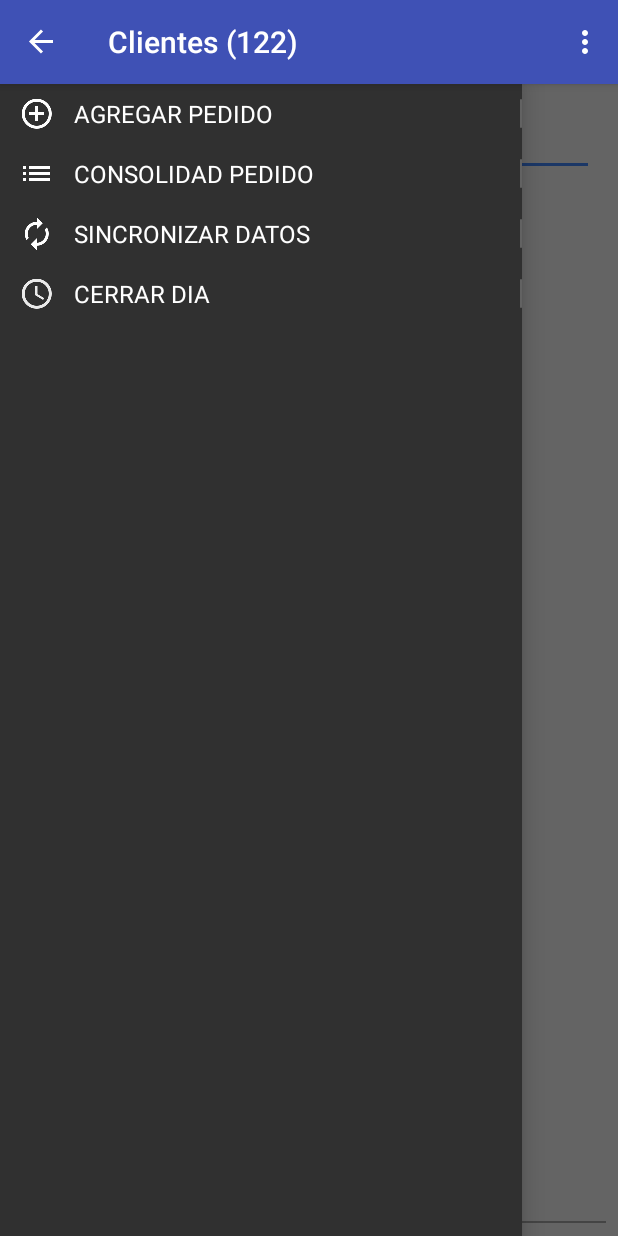
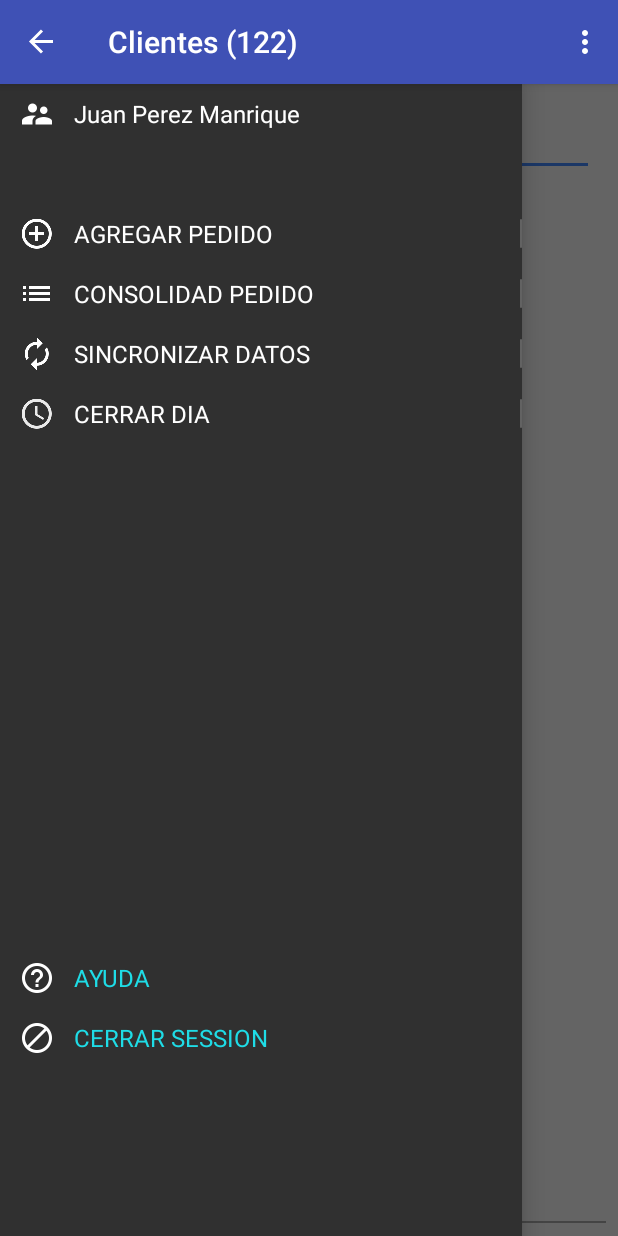
Before and after one commit to CibertecAndroidGrupo2/Grupo2, an Android app: the BusquedaCliente screen opened directly, with no data from a screen before it, with the side drawer open, on a phone screen of 412 x 824 dp. Run offline under Robolectric (Android 15) with nearby library versions, the phone set to English and light mode, and no system bars.

Commit message:
Implementación de Cerrar Sessión desde el Navigation Drawer.

```diff
--- a/app/src/main/java/ventas/jandysac/com/ventas/BusquedaCliente.java
+++ b/app/src/main/java/ventas/jandysac/com/ventas/BusquedaCliente.java
@@ -1,6 +1,7 @@
 package ventas.jandysac.com.ventas;
 
 import android.content.Intent;
+import android.content.SharedPreferences;
 import android.content.res.Configuration;
 import android.os.Bundle;
 
@@ -30,7 +31,7 @@ public class BusquedaCliente extends AppCompatActivity implements RVClienteAdapt
     /* DrawerLayout Section */
     private DrawerLayout dlmenu;
     private ActionBarDrawerToggle actionBarDrawerToggle;
-    private TextView tvOpcion1, tvOpcion2, tvOpcion3, tvOpcion4;
+    private TextView tvOpcion1, tvOpcion2, tvOpcion3, tvOpcion4, tvOpcionAyuda,tvOpcionCerrarSes;
     /* End DrawerLayout Section */
 
     private EditText txtBusqueda;
@@ -38,6 +39,8 @@ public class BusquedaCliente extends AppCompatActivity implements RVClienteAdapt
     private RVClienteAdapter rvClienteAdapter;
     private DataBaseHelper dataBaseHelper;
     private final static int REQUEST_CODE = 1;
+
+    private SharedPreferences sp;
 
     @Override
     protected void onCreate(Bundle savedInstanceState) {
@@ -50,10 +53,15 @@ public class BusquedaCliente extends AppCompatActivity implements RVClienteAdapt
         tvOpcion3 = (TextView) findViewById(R.id.tvOpcion3);
         tvOpcion4 = (TextView) findViewById(R.id.tvOpcion4);
 
+        tvOpcionAyuda = (TextView) findViewById(R.id.tvOpcionAyuda);
+        tvOpcionCerrarSes = (TextView) findViewById(R.id.tvOpcionCerrarSes);
+
         tvOpcion1.setOnClickListener(tvOnClickListener);
         tvOpcion2.setOnClickListener(tvOnClickListener);
         tvOpcion3.setOnClickListener(tvOnClickListener);
         tvOpcion4.setOnClickListener(tvOnClickListener);
+        tvOpcionAyuda.setOnClickListener(tvOnClickListener);
+        tvOpcionCerrarSes.setOnClickListener(tvOnClickListener);
 
         dlmenu = (DrawerLayout) findViewById(R.id.dlMenu);
         actionBarDrawerToggle = new ActionBarDrawerToggle(BusquedaCliente.this, dlmenu, R.string.app_name, R.string.app_name) {
@@ -73,6 +81,8 @@ public class BusquedaCliente extends AppCompatActivity implements RVClienteAdapt
         dlmenu.setDrawerListener(actionBarDrawerToggle);
         getSupportActionBar().setDisplayHomeAsUpEnabled(true);
         getSupportActionBar().setHomeButtonEnabled(true);
+
+        sp = getSharedPreferences(getPackageName(), MODE_PRIVATE);
 
         /* End DrawerLayout Section */
 
@@ -108,9 +118,13 @@ public class BusquedaCliente extends AppCompatActivity implements RVClienteAdapt
             if(opcActual.equals(getResources().getString(R.string.drawer_item_agregar_Pedido))){
                     Intent intent = new Intent(BusquedaCliente.this, MainActivity.class);
                     startActivity(intent);
-                    finish();
             }else if(opcActual.equals(getResources().getString(R.string.drawer_item_consolidar_pedido))){
                 Intent intent = new Intent(BusquedaCliente.this, ConsolidarPedido.class);
+                startActivity(intent);
+            }else if(opcActual.equals(getResources().getString(R.string.drawer_item_cerrar_session))){
+                getSharedPreferences(getPackageName(), MODE_PRIVATE).edit().clear().commit();
+
+                Intent intent = new Intent(BusquedaCliente.this, MainActivity.class);
                 startActivity(intent);
                 finish();
             }
--- a/app/src/main/res/layout/activity_busqueda_cliente.xml
+++ b/app/src/main/res/layout/activity_busqueda_cliente.xml
@@ -49,6 +49,42 @@
         android:layout_gravity="start"
         android:background="@color/list_background"
         android:orientation="vertical">
+
+        <LinearLayout
+            android:layout_width="match_parent"
+            android:layout_height="0dp"
+            android:orientation="vertical"
+            android:layout_weight="3">
+
+            <RelativeLayout
+                android:layout_width="match_parent"
+                android:layout_height="40dp"
+                android:layout_marginBottom="40dp">
+
+                <ImageView
+                    android:id="@+id/icon"
+                    android:layout_width="25dp"
+                    android:layout_height="wrap_content"
+                    android:layout_alignParentLeft="true"
+                    android:layout_centerVertical="true"
+                    android:layout_marginLeft="12dp"
+                    android:layout_marginRight="12dp"
+                    android:contentDescription="@string/desc_list_item_icon"
+                    android:src="@drawable/ic_supervisor_account_white_24dp" />
+
+                <TextView
+                    android:id="@+id/tvOpcionUsuario"
+                    android:layout_width="wrap_content"
+                    android:layout_height="match_parent"
+                    android:layout_toRightOf="@id/icon"
+                    android:gravity="center_vertical"
+                    android:minHeight="?android:attr/listPreferredItemHeightSmall"
+                    android:paddingRight="40dp"
+                    android:text="Juan Perez Manrique"
+                    android:textAppearance="?android:attr/textAppearanceListItemSmall"
+                    android:textColor="@color/list_item_title" />
+
+            </RelativeLayout>
 
             <RelativeLayout
                 android:layout_width="match_parent"
@@ -205,4 +241,72 @@
 
         </LinearLayout>
 
+        <LinearLayout
+            android:layout_width="match_parent"
+            android:layout_height="0dp"
+            android:orientation="vertical"
+            android:layout_weight="1">
+
+            <RelativeLayout
+                android:layout_width="match_parent"
+                android:layout_height="40dp">
+
+                <ImageView
+                    android:id="@+id/iconAyuda"
+                    android:layout_width="25dp"
+                    android:layout_height="wrap_content"
+                    android:layout_alignParentLeft="true"
+                    android:layout_centerVertical="true"
+                    android:layout_marginLeft="12dp"
+                    android:layout_marginRight="12dp"
+                    android:contentDescription="@string/desc_list_item_icon"
+                    android:src="@drawable/ic_help_outline_white_24dp" />
+
+                <TextView
+                    android:id="@+id/tvOpcionAyuda"
+                    android:layout_width="wrap_content"
+                    android:layout_height="match_parent"
+                    android:layout_toRightOf="@id/iconAyuda"
+                    android:gravity="center_vertical"
+                    android:minHeight="?android:attr/listPreferredItemHeightSmall"
+                    android:paddingRight="40dp"
+                    android:text="@string/drawer_item_ayuda"
+                    android:textAppearance="?android:attr/textAppearanceListItemSmall"
+                    android:textColor="@color/drawer_opciones_button" />
+
+            </RelativeLayout>
+
+            <RelativeLayout
+                android:layout_width="match_parent"
+                android:layout_height="40dp">
+
+                <ImageView
+                    android:id="@+id/iconCerrarSes"
+                    android:layout_width="25dp"
+                    android:layout_height="wrap_content"
+                    android:layout_alignParentLeft="true"
+                    android:layout_centerVertical="true"
+                    android:layout_marginLeft="12dp"
+                    android:layout_marginRight="12dp"
+                    android:contentDescription="@string/desc_list_item_icon"
+                    android:src="@drawable/ic_do_not_disturb_alt_white_24dp" />
+
+                <TextView
+                    android:id="@+id/tvOpcionCerrarSes"
+                    android:layout_width="wrap_content"
+                    android:layout_height="match_parent"
+                    android:layout_toRightOf="@id/iconCerrarSes"
+                    android:gravity="center_vertical"
+                    android:minHeight="?android:attr/listPreferredItemHeightSmall"
+                    android:paddingRight="40dp"
+                    android:text="@string/drawer_item_cerrar_session"
+                    android:textAppearance="?android:attr/textAppearanceListItemSmall"
+                    android:textColor="@color/drawer_opciones_button" />
+
+            </RelativeLayout>
+        </LinearLayout>
+
+    </LinearLayout>
+
+
 </android.support.v4.widget.DrawerLayout>
--- a/app/src/main/res/values/colors.xml
+++ b/app/src/main/res/values/colors.xml
@@ -7,4 +7,6 @@
     <color name="counter_text_bg">#626262</color>
     <color name="counter_text_color">#00F</color>
 
+    <color name="drawer_opciones_button">#1FDCE6</color>
+
 </resources>
--- a/app/src/main/res/values/strings.xml
+++ b/app/src/main/res/values/strings.xml
@@ -28,4 +28,7 @@
     <string name="drawer_item_sincronizar_datos">SINCRONIZAR DATOS</string>
     <string name="drawer_item_cerrar_dia">CERRAR DIA</string>
 
+    <string name="drawer_item_ayuda">AYUDA</string>
+    <string name="drawer_item_cerrar_session">CERRAR SESSION</string>
+
 </resources>
```
Also changed, not shown: app/src/main/res/drawable-hdpi/ic_do_not_disturb_alt_white_24dp.png (added), app/src/main/res/drawable-hdpi/ic_help_outline_white_24dp.png (added), app/src/main/res/drawable-hdpi/ic_supervisor_account_white_24dp.png (added), app/src/main/res/drawable-mdpi/ic_do_not_disturb_alt_white_24dp.png (added), app/src/main/res/drawable-mdpi/ic_help_outline_white_24dp.png (added), app/src/main/res/drawable-mdpi/ic_supervisor_account_white_24dp.png (added), app/src/main/res/drawable-xhdpi/ic_do_not_disturb_alt_white_24dp.png (added), app/src/main/res/drawable-xhdpi/ic_help_outline_white_24dp.png (added), app/src/main/res/drawable-xhdpi/ic_supervisor_account_white_24dp.png (added), app/src/main/res/drawable-xxhdpi/ic_do_not_disturb_alt_white_24dp.png (added), app/src/main/res/drawable-xxhdpi/ic_help_outline_white_24dp.png (added), app/src/main/res/drawable-xxhdpi/ic_supervisor_account_white_24dp.png (added), app/src/main/res/drawable-xxxhdpi/ic_do_not_disturb_alt_white_24dp.png (added), app/src/main/res/drawable-xxxhdpi/ic_help_outline_white_24dp.png (added), 1 more files. Lines whose indentation alone changed are shown as unchanged.
